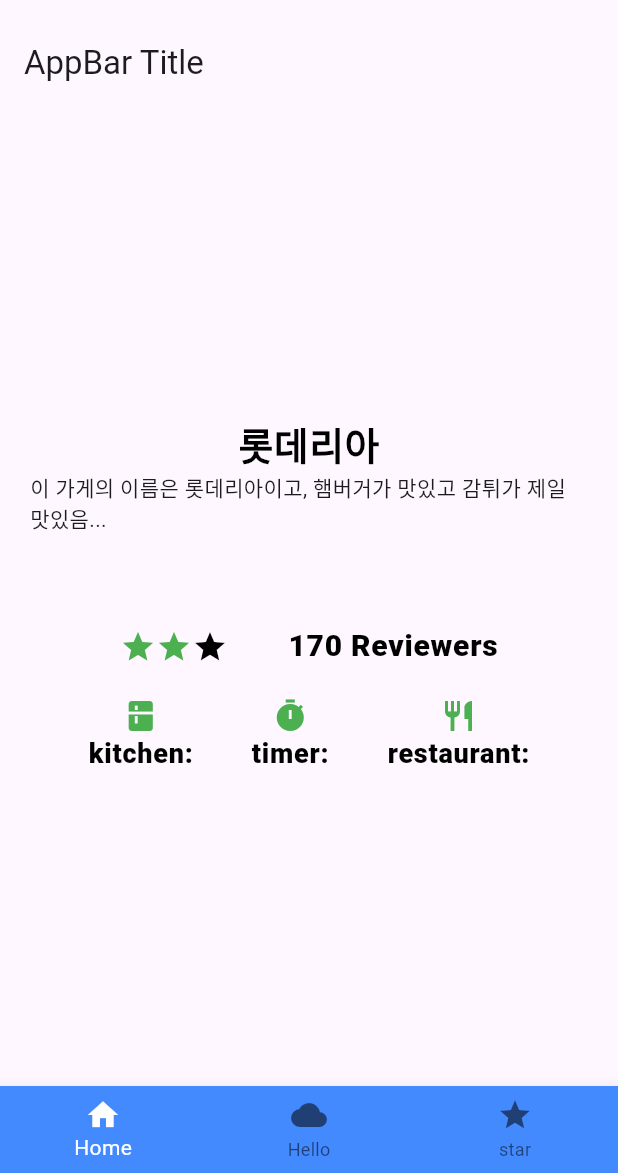
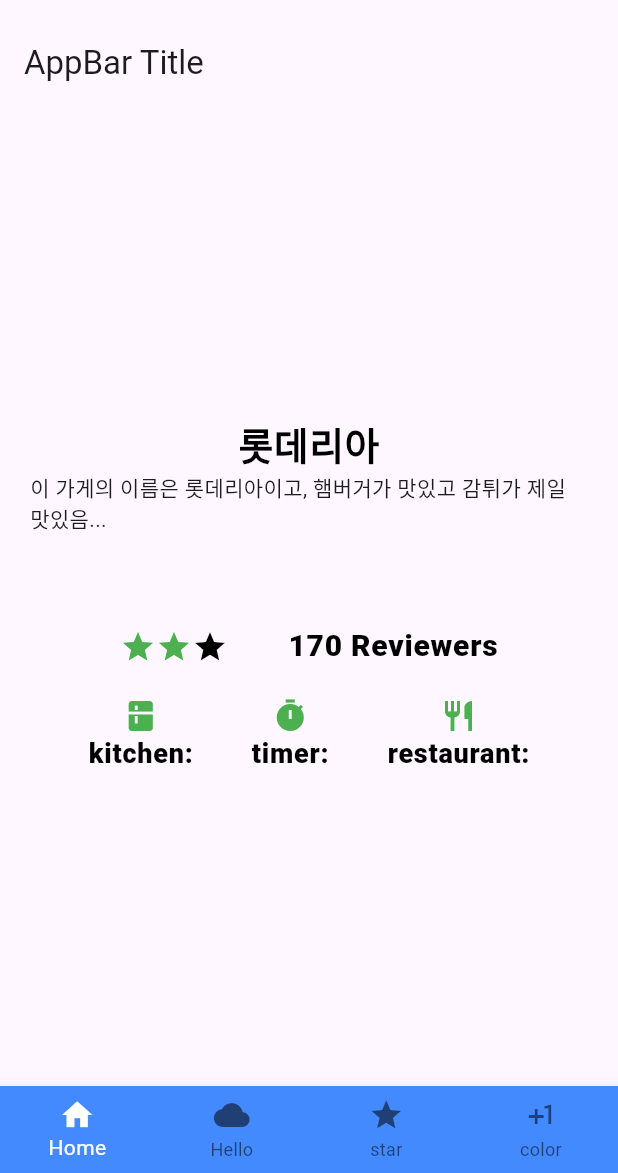
Before and after one commit to yjaewon1022/flutter-counter, a Flutter app: the screen it shows after launch, on a phone screen of 412 x 824 dp, the part 63-1236 px from its top. Run offline on Flutter 3.47's test engine with Material 3 defaults, Android fonts, the phone set to English and light mode, and no system bars; missing offline and left inert: dart:ffi.

Commit message:
퀴즈풀이

```diff
--- a/lib/main.dart
+++ b/lib/main.dart
@@ -1,138 +1,11 @@
 import 'package:flutter/material.dart';
-import 'Book.dart';
-import 'Gugudan.dart';
-import 'Star.dart';
+// import '파일명'
+import 'book.dart';
+import 'gugudan.dart';
+import 'star.dart';
+import 'quiz.dart';
 
 void main() => runApp(MyApp());
-
-class HomeWidget extends StatelessWidget {
-  @override
-  Widget build(BuildContext context) {
-    final storeName = const Text(
-      "롯데리아",
-      style: TextStyle(
-        color: Colors.black,
-        fontWeight: FontWeight.w800,
-        fontFamily: "Roboto",
-        letterSpacing: 0.5,
-        fontSize: 25,
-      ),
-    );
-
-    final description = Text("이 가게의 이름은 롯데리아이고, 햄버거가 맛있고 감튀가 제일 맛있음...");
-
-    // 가게 이름과 설명을 합친 그룹을 하나 만들자!
-    final storeGroup = Container(
-      // 좌우 여백을 주는 기능
-      padding: const EdgeInsets.all(20), // 좌우는 항상 20의 여백을 가지고 있을거야
-      child: Column(children: [storeName, description]),
-    );
-
-    final item1 = Row(
-      mainAxisSize: MainAxisSize.min,
-      children: [
-        Icon(Icons.star, color: Colors.green[500]),
-        Icon(Icons.star, color: Colors.green[500]),
-        Icon(Icons.star, color: Colors.black),
-      ],
-    );
-
-    final item2 = const Text(
-      '170 Reviewers',
-      style: TextStyle(
-        color: Colors.black,
-        fontWeight: FontWeight.w800,
-        fontFamily: 'Roboto',
-        letterSpacing: 0.5,
-        fontSize: 20,
-      ),
-    );
-
-    final item3 = Icon(Icons.kitchen, color: Colors.green[500]);
-
-    final item4 = Icon(Icons.timer, color: Colors.green[500]);
-
-    final item5 = Icon(Icons.restaurant, color: Colors.green[500]);
-
-    final item6 = const Text('kitchen:');
-
-    final item7 = const Text('timer:');
-
-    final item8 = const Text('restaurant:');
-
-    final group1 = Row(
-      mainAxisAlignment: MainAxisAlignment.spaceEvenly,
-      children: [item1, item2],
-    );
-
-    final group3 = Column(
-      mainAxisAlignment: MainAxisAlignment.spaceEvenly,
-      children: [item4, item7],
-    );
-
-    final group4 = Column(
-      mainAxisAlignment: MainAxisAlignment.spaceEvenly,
-      children: [item5, item8],
-    );
-
-    final group2 = DefaultTextStyle.merge(
-      style: const TextStyle(
-        color: Colors.black,
-        fontWeight: FontWeight.w800,
-        fontFamily: "Roboto",
-        letterSpacing: 0.5,
-        fontSize: 18,
-      ),
-      child: Row(
-        mainAxisAlignment: MainAxisAlignment.spaceEvenly,
-        children: [
-          Column(
-            mainAxisAlignment: MainAxisAlignment.spaceEvenly,
-            children: [item3, item6],
-          ),
-          group3,
-          group4,
-        ],
-      ),
-    );
-
-    // Container : 범위를 지정해서 그 범위 내의 스타일 또는 여백 등등을 지정해주는 클래스
-    // 그렇기 때문에 한 가지 위젯만 담을 수 있음
-    // 한 가지 위젯만 담는다 -> child (단수형)
-    // 여러 가지 위젯을 담을 수 있다 -> children (복수형)
-    final groupAggregated = Container(
-      padding: const EdgeInsets.all(20),
-      child: Column(
-        children: [
-          Container(padding: const EdgeInsets.all(20), child: group1),
-          group2,
-        ],
-      ),
-    );
-
-    // 가게 이름을 맨 위에 띄워보자!
-    // 가게 이름과 group1, group2 의 바로 위에 올라갈 수 있게 만들어보자.
-    // 그룹으로 하나로 묶어줘야 얘네가 같이 붙을 수 있겠구나!
-    // 설명까지 작성하고 나니, 설명이 화면을 전체 가로에 적혀있어서 투박하네.
-    // 이걸 좌우 여백을 줘서 좀더 이쁘게 만들어보자!
-
-    final nameGroup = Column(
-      mainAxisAlignment: MainAxisAlignment.spaceEvenly,
-      children: [storeGroup, groupAggregated],
-    );
-
-    return MaterialApp(
-      title: 'App Title',
-      home: Scaffold(
-        appBar: AppBar(title: const Text("AppBar Title")),
-        body: Column(
-          mainAxisAlignment: MainAxisAlignment.spaceEvenly,
-          children: [nameGroup],
-        ),
-      ),
-    );
-  }
-}
 
 class MyApp extends StatelessWidget {
   final _title = 'Flutter SketchApp';
@@ -151,7 +24,12 @@ class MyStatefulWidget extends StatefulWidget {
 }
 
 class MyStatefulWidgetState extends State<MyStatefulWidget> {
-  final List<Widget> _widgetOptions = <Widget>[HomeWidget(), gugudan(), Star()];
+  final List<Widget> _widgetOptions = <Widget>[
+    Book(),
+    Gugudan(),
+    Star(),
+    ColorSelect(),
+  ];
 
   final PageController _pageController = PageController();
 
@@ -176,8 +54,7 @@ class MyStatefulWidgetState extends State<MyStatefulWidget> {
 
   @override
   Widget build(BuildContext contaxt) {
-    return MaterialApp(
-      home: Scaffold(
+    return Scaffold(
       appBar: AppBar(title: const Text('Flutter Sketch Application')),
       body: PageView(
         controller: _pageController,
@@ -188,20 +65,18 @@ class MyStatefulWidgetState extends State<MyStatefulWidget> {
         ],
       ),
       bottomNavigationBar: BottomNavigationBar(
+        type: BottomNavigationBarType.fixed,
         items: const <BottomNavigationBarItem>[
           BottomNavigationBarItem(icon: Icon(Icons.home), label: 'Home'),
-            BottomNavigationBarItem(
-              icon: Icon(Icons.wb_cloudy),
-              label: 'Hello',
-            ),
+          BottomNavigationBarItem(icon: Icon(Icons.wb_cloudy), label: 'Hello'),
           BottomNavigationBarItem(icon: Icon(Icons.star), label: 'star'),
+          BottomNavigationBarItem(icon: Icon(Icons.plus_one), label: 'color'),
         ],
         currentIndex: _selectedIndex,
         selectedItemColor: Colors.white,
         backgroundColor: Colors.blueAccent,
         onTap: _onItemTapped,
       ),
-      ),
     );
   }
 }
--- /dev/null
+++ b/lib/quiz.dart
@@ -0,0 +1,55 @@
+//ButtomNavigationBar에 color 라는 이름을 가진 Item을 하나 생성하고
+//해당 아이템을 클릭하면
+//화면의 AppBar 부분에 {'좋아하는 색상 고르기'}라는 이름을 가지도록 생성
+//빨 주 노
+//초 파 남
+//보 흰 검
+//에 해당하는 박스를 100x100 픽셀의 크기로 만들되,
+//좌우 여백과 상하 여백이 존재하게 만들어보세요ㅜ
+
+import 'dart:async';
+
+import 'package:flutter/material.dart';
+
+void main() {
+  runApp((ColorSelect()));
+}
+
+class ColorSelect extends StatelessWidget {
+  @override
+  Widget build(BuildContext context) {
+    // 가로 : width, 세로 : height
+    return Container(
+      child: Column(
+        mainAxisAlignment: MainAxisAlignment.spaceEvenly,
+        children: [
+          Row(
+            mainAxisAlignment: MainAxisAlignment.spaceEvenly,
+            children: [
+              Container(color: Colors.red, width: 100, height: 100),
+              Container(color: Colors.orange, width: 100, height: 100),
+              Container(color: Colors.yellow, width: 100, height: 100),
+            ],
+          ),
+          Row(
+            mainAxisAlignment: MainAxisAlignment.spaceEvenly,
+            children: [
+              Container(color: Colors.green, width: 100, height: 100),
+              Container(color: Colors.blue, width: 100, height: 100),
+              Container(color: Colors.indigo, width: 100, height: 100),
+            ],
+          ),
+          Row(
+            mainAxisAlignment: MainAxisAlignment.spaceEvenly,
+            children: [
+              Container(color: Colors.purple, width: 100, height: 100),
+              Container(color: Colors.grey, width: 100, height: 100),
+              Container(color: Colors.black, width: 100, height: 100),
+            ],
+          ),
+        ],
+      ),
+      ElevatedButton. ( onPressed: () ),
+    );
+  }
+}
```
Lines whose indentation alone changed are shown as unchanged.
